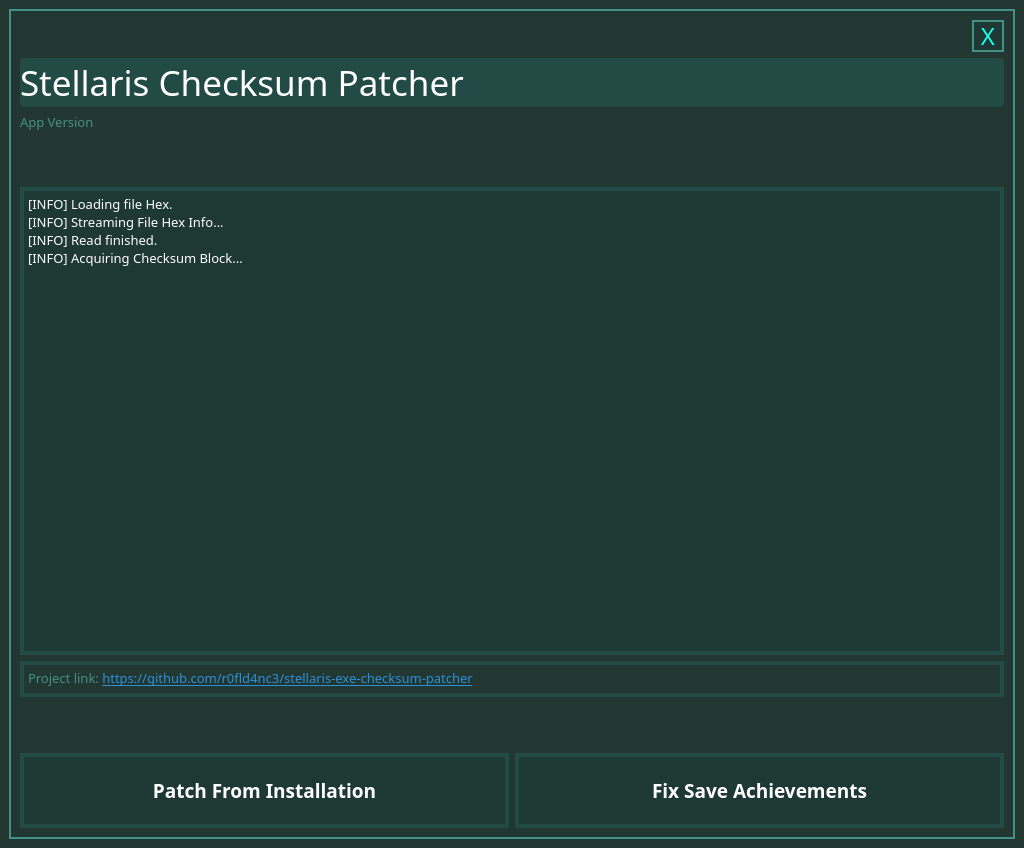
Above: StellarisChecksumPatcher/UI/StellarisChecksumPatcherUI.ui from r0fld4nc3/Stellaris-Exe-Checksum-Patcher before the change. Below: the same form after it.
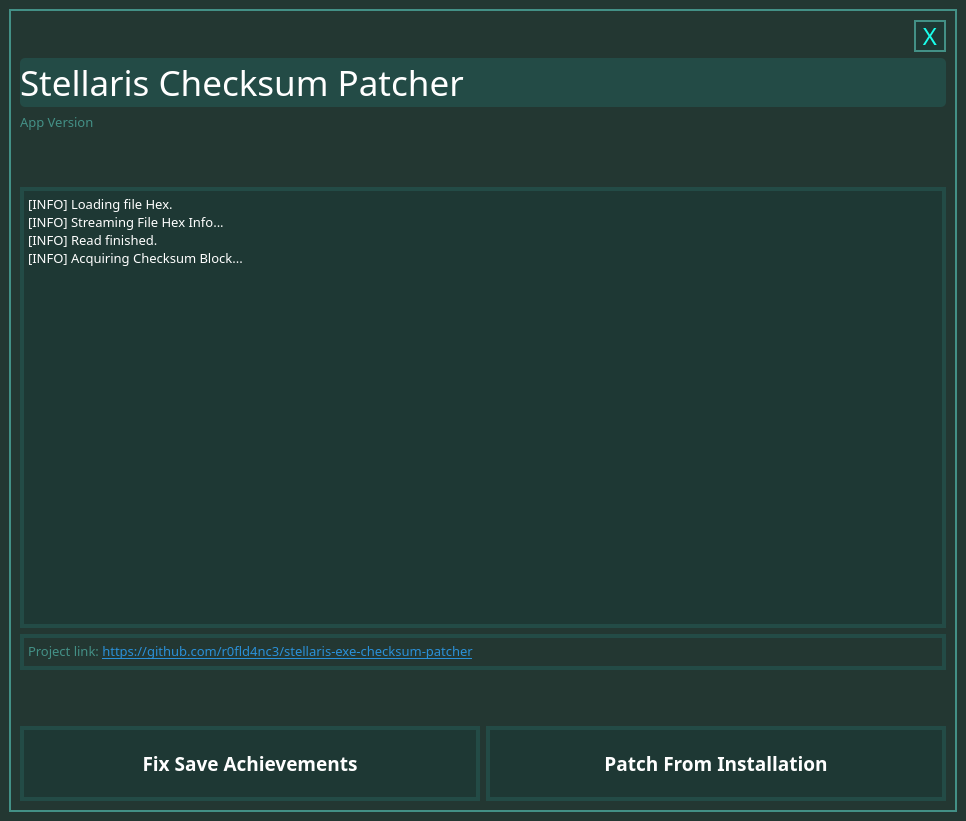
That is the form after the change.

Patch:
```diff
--- a/StellarisChecksumPatcher/UI/StellarisChecksumPatcherUI.ui
+++ b/StellarisChecksumPatcher/UI/StellarisChecksumPatcherUI.ui
@@ -6,8 +6,8 @@
    <rect>
     <x>0</x>
     <y>0</y>
-    <width>1024</width>
-    <height>848</height>
+    <width>966</width>
+    <height>821</height>
    </rect>
   </property>
   <property name="sizePolicy">
@@ -336,6 +336,72 @@
          <property name="bottomMargin">
           <number>0</number>
          </property>
+         <item>
+          <widget class="QPushButton" name="btn_fix_save_file">
+           <property name="sizePolicy">
+            <sizepolicy hsizetype="Minimum" vsizetype="Maximum">
+             <horstretch>0</horstretch>
+             <verstretch>0</verstretch>
+            </sizepolicy>
+           </property>
+           <property name="minimumSize">
+            <size>
+             <width>12</width>
+             <height>24</height>
+            </size>
+           </property>
+           <property name="maximumSize">
+            <size>
+             <width>16777215</width>
+             <height>75</height>
+            </size>
+           </property>
+           <property name="baseSize">
+            <size>
+             <width>12</width>
+             <height>24</height>
+            </size>
+           </property>
+           <property name="font">
+            <font>
+             <family>Century Gothic</family>
+             <pointsize>14</pointsize>
+             <weight>75</weight>
+             <bold>true</bold>
+            </font>
+           </property>
+           <property name="layoutDirection">
+            <enum>Qt::RightToLeft</enum>
+           </property>
+           <property name="autoFillBackground">
+            <bool>false</bool>
+           </property>
+           <property name="styleSheet">
+            <string notr="true">QPushButton {
+color: rgb(255, 255, 255);
+background-color: rgba(22, 59, 56, 100);
+border: 4px solid rgb(35, 75, 70);
+}
+QPushButton:hover {
+background-color: rgba(255, 179, 25, 100);
+border-color: rgba(255, 151, 33, 175);
+}
+QPushButton:pressed {
+background-color: rgba(30, 80, 70, 100);
+border-color: rgb(67, 144, 134);
+}</string>
+           </property>
+           <property name="text">
+            <string>Fix Save Achievements</string>
+           </property>
+           <property name="iconSize">
+            <size>
+             <width>64</width>
+             <height>64</height>
+            </size>
+           </property>
+          </widget>
+         </item>
          <item>
           <widget class="QPushButton" name="btn_patch_from_install">
            <property name="sizePolicy">
@@ -408,72 +474,6 @@
            </property>
           </widget>
          </item>
-         <item>
-          <widget class="QPushButton" name="btn_fix_save_file">
-           <property name="sizePolicy">
-            <sizepolicy hsizetype="Minimum" vsizetype="Maximum">
-             <horstretch>0</horstretch>
-             <verstretch>0</verstretch>
-            </sizepolicy>
-           </property>
-           <property name="minimumSize">
-            <size>
-             <width>12</width>
-             <height>24</height>
-            </size>
-           </property>
-           <property name="maximumSize">
-            <size>
-             <width>16777215</width>
-             <height>75</height>
-            </size>
-           </property>
-           <property name="baseSize">
-            <size>
-             <width>12</width>
-             <height>24</height>
-            </size>
-           </property>
-           <property name="font">
-            <font>
-             <family>Century Gothic</family>
-             <pointsize>14</pointsize>
-             <weight>75</weight>
-             <bold>true</bold>
-            </font>
-           </property>
-           <property name="layoutDirection">
-            <enum>Qt::RightToLeft</enum>
-           </property>
-           <property name="autoFillBackground">
-            <bool>false</bool>
-           </property>
-           <property name="styleSheet">
-            <string notr="true">QPushButton {
-color: rgb(255, 255, 255);
-background-color: rgba(22, 59, 56, 100);
-border: 4px solid rgb(35, 75, 70);
-}
-QPushButton:hover {
-background-color: rgba(255, 179, 25, 100);
-border-color: rgba(255, 151, 33, 175);
-}
-QPushButton:pressed {
-background-color: rgba(30, 80, 70, 100);
-border-color: rgb(67, 144, 134);
-}</string>
-           </property>
-           <property name="text">
-            <string>Fix Save Achievements</string>
-           </property>
-           <property name="iconSize">
-            <size>
-             <width>64</width>
-             <height>64</height>
-            </size>
-           </property>
-          </widget>
-         </item>
         </layout>
        </item>
       </layout>
```
